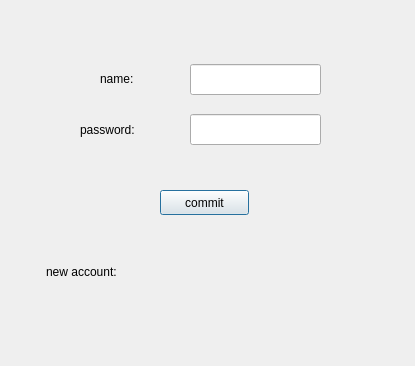
Above: chatClient/register.ui from tangjiahua/linpop before the change. Below: the same form after it.
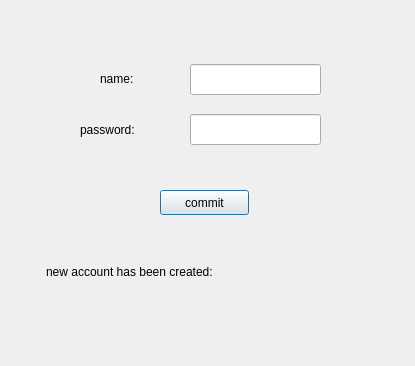
That is the form after the change.

```diff
--- a/chatClient/register.ui
+++ b/chatClient/register.ui
@@ -82,7 +82,7 @@
     </rect>
    </property>
    <property name="text">
-    <string>new account:</string>
+    <string>new account has been created:</string>
    </property>
   </widget>
  </widget>
```
